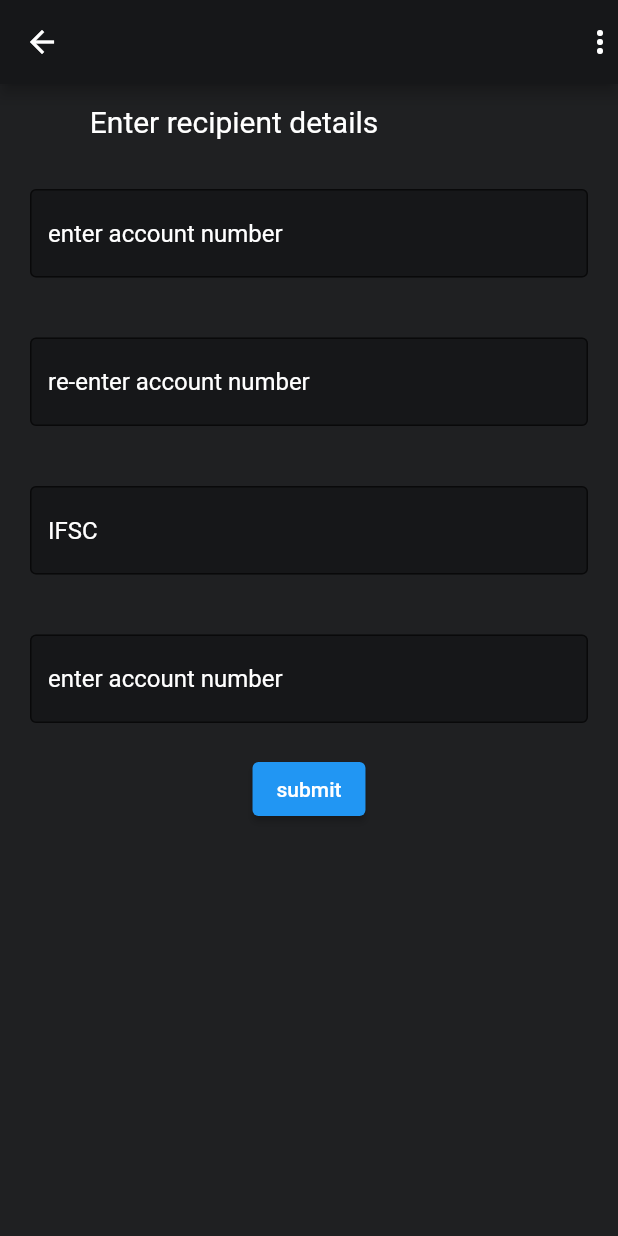
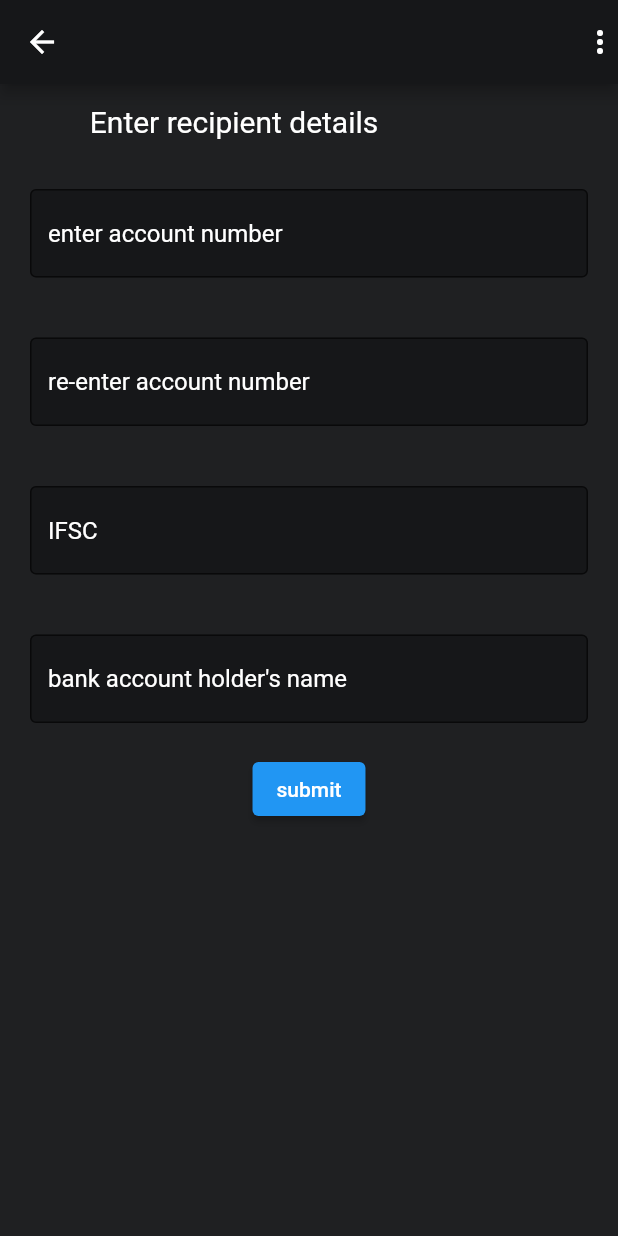
Before and after one commit to HariOp6238/googlepay, a Flutter app: the account screen opened directly, on a phone screen of 412 x 824 dp. Run offline on Flutter 3.47's test engine with Material 2 defaults, Android fonts, the phone set to English and light mode, and no system bars; network calls fail.

```diff
--- a/lib/account.dart
+++ b/lib/account.dart
@@ -1,4 +1,5 @@
 import 'package:flutter/material.dart';
+import 'package:flutter/services.dart';
 
 class account extends StatefulWidget {
   const account({super.key});
@@ -41,6 +42,8 @@ class _accountState extends State<account> {
             Padding(
               padding: const EdgeInsets.all(20),
               child: TextField(
+                keyboardType: TextInputType.number,
+                inputFormatters: [FilteringTextInputFormatter.digitsOnly],
                 style: TextStyle(color: Colors.white),
                 decoration: InputDecoration(
                     filled: true,
@@ -84,7 +87,7 @@ class _accountState extends State<account> {
                     filled: true,
                     fillColor: Color(0xff161719),
                     border: OutlineInputBorder(),
-                    hintText: "enter account number",
+                    hintText: "bank account holder's name",
                     hintStyle: TextStyle(color: Colors.white)),
               ),
             ),
```
